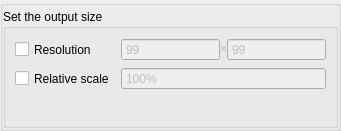
Above: src/display/qt/dialogs/ui/output_resolution_dialog.ui from mrehkopf/vcs before the change. Below: the same form after it.
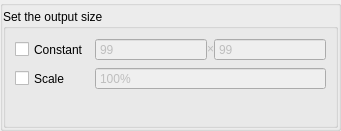
That is the form after the change.

Commit message: gui/output-resolution: Reword some labels

```diff
--- a/src/display/qt/dialogs/ui/output_resolution_dialog.ui
+++ b/src/display/qt/dialogs/ui/output_resolution_dialog.ui
@@ -65,7 +65,7 @@
             </sizepolicy>
            </property>
            <property name="text">
-            <string>Relative scale</string>
+            <string>Scale</string>
            </property>
           </widget>
          </item>
@@ -81,7 +81,7 @@
             </sizepolicy>
            </property>
            <property name="text">
-            <string>Resolution</string>
+            <string>Constant</string>
            </property>
           </widget>
          </item>
```
The commit also changes 3 other files.
